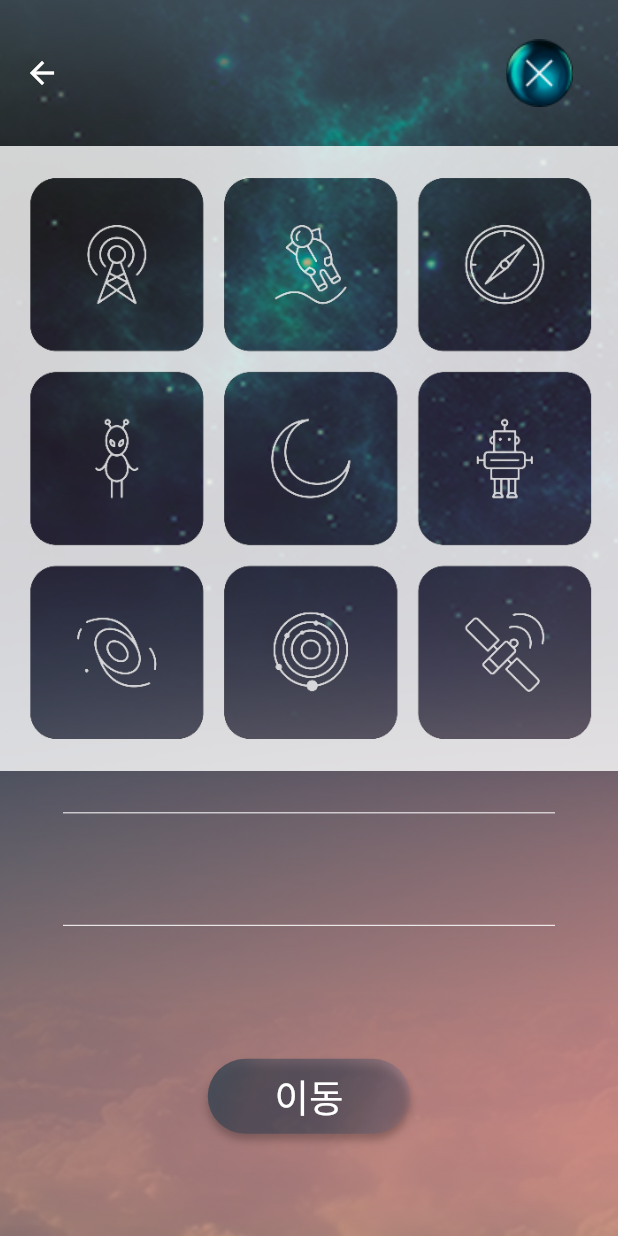
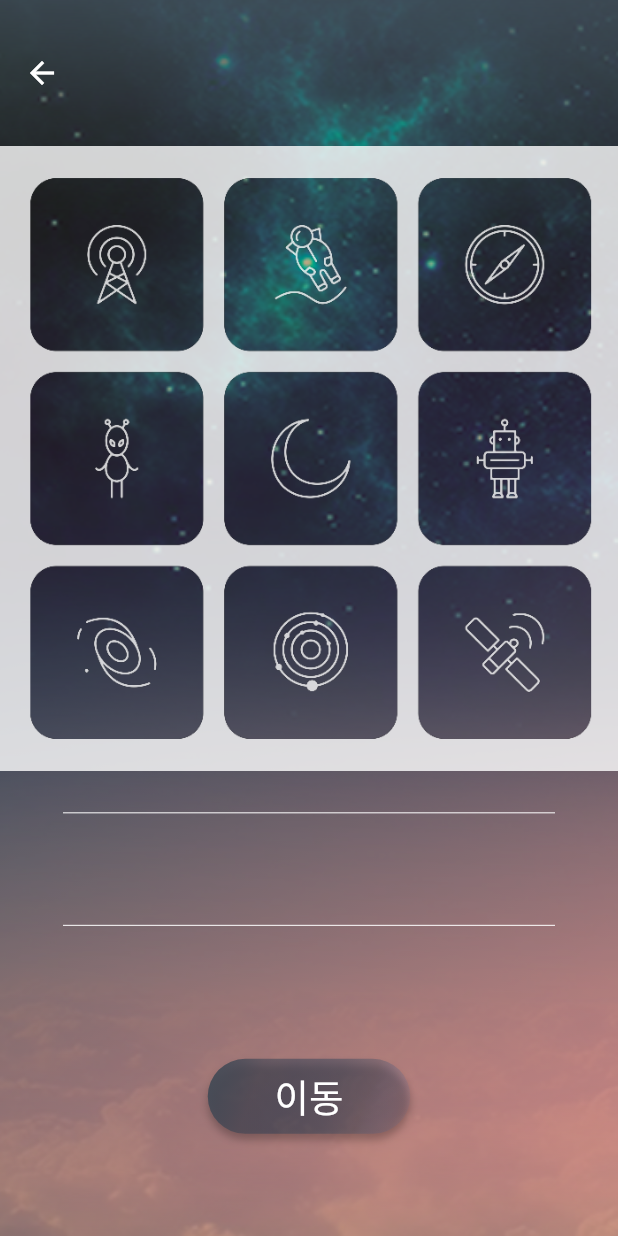
Before and after one commit to doseee/fakediary, a Flutter app: the MenuScreen screen opened directly, on a phone screen of 412 x 824 dp. Run offline on Flutter 3.47's test engine with Material 2 defaults, Android fonts, the phone set to English and light mode, and no system bars; our stand-ins replace carousel_slider, dots_indicator, gradient_borders, image_picker, lottie, shared_preferences; accounts and stored records are empty; project files that could hold a hidden picture were left out.

Commit message:
🛠 FIX : Fix menu button layout

```diff
--- a/frontend/lib/screens/menu_screen.dart
+++ b/frontend/lib/screens/menu_screen.dart
@@ -55,26 +55,26 @@ class _MenuScreenState extends State<MenuScreen> {
           backgroundColor: Colors.transparent,
           elevation: 0,
           toolbarHeight: MediaQuery.of(context).size.height * 0.1183,
-          actions: [
-            Column(
-              mainAxisAlignment: MainAxisAlignment.center,
-              children: [
-                Padding(
-                  padding: EdgeInsets.symmetric(
-                    horizontal: 30,
-                  ),
-                  child: Row(
-                    mainAxisAlignment: MainAxisAlignment.end,
-                    children: [
-                      Image(
-                        image: AssetImage('assets/img/icon_close.png'),
-                      ),
-                    ],
-                  ),
-                ),
-              ],
-            ),
-          ],
+          // actions: [
+          //   Column(
+          //     mainAxisAlignment: MainAxisAlignment.center,
+          //     children: [
+          //       Padding(
+          //         padding: EdgeInsets.symmetric(
+          //           horizontal: 30,
+          //         ),
+          //         child: Row(
+          //           mainAxisAlignment: MainAxisAlignment.end,
+          //           children: [
+          //             Image(
+          //               image: AssetImage('assets/img/icon_close.png'),
+          //             ),
+          //           ],
+          //         ),
+          //       ),
+          //     ],
+          //   ),
+          // ],
         ),
         body: Column(
           children: [
@@ -85,6 +85,7 @@ class _MenuScreenState extends State<MenuScreen> {
                 decoration: const BoxDecoration(
                   color: Colors.transparent,
                 ),
+                child: Center(
                   child: Transform.scale(
                     scale: 1.15,
                     child: Container(
@@ -102,9 +103,6 @@ class _MenuScreenState extends State<MenuScreen> {
                             Row(
                               mainAxisAlignment: MainAxisAlignment.center,
                               children: [
-                              const SizedBox(
-                                width: 8,
-                              ),
                                 MenuButton(
                                   title: '카드목록',
                                   desc1: '생성한 카드를 확인하고',
@@ -112,9 +110,6 @@ class _MenuScreenState extends State<MenuScreen> {
                                   onSelect: onSelect,
                                   selected: selectedTitle == '카드목록',
                                   screen: const CardList(),
-                              ),
-                              const SizedBox(
-                                width: 9,
                                 ),
                                 MenuButton(
                                   title: '카드생성',
@@ -124,9 +119,6 @@ class _MenuScreenState extends State<MenuScreen> {
                                   selected: selectedTitle == '카드생성',
                                   screen: const CardCreate(),
                                 ),
-                              const SizedBox(
-                                width: 9,
-                              ),
                                 MenuButton(
                                   title: '일기생성',
                                   desc1: '카드와 분위기를 선택하고',
@@ -135,20 +127,11 @@ class _MenuScreenState extends State<MenuScreen> {
                                   selected: selectedTitle == '일기생성',
                                   screen: const LoginEntrance(),
                                 ),
-                              const SizedBox(
-                                width: 6,
-                              ),
                               ],
-                          ),
-                          const SizedBox(
-                            height: 9,
                             ),
                             Row(
                               mainAxisAlignment: MainAxisAlignment.center,
                               children: [
-                              const SizedBox(
-                                width: 8,
-                              ),
                                 MenuButton(
                                   title: '친구목록',
                                   desc1: '목록에서 친구를 선택하고',
@@ -156,9 +139,6 @@ class _MenuScreenState extends State<MenuScreen> {
                                   onSelect: onSelect,
                                   selected: selectedTitle == '친구목록',
                                   screen: const HomeScreen(),
-                              ),
-                              const SizedBox(
-                                width: 9,
                                 ),
                                 MenuButton(
                                   title: '메인',
@@ -168,9 +148,6 @@ class _MenuScreenState extends State<MenuScreen> {
                                   selected: selectedTitle == '메인',
                                   screen: const HomeScreen(),
                                 ),
-                              const SizedBox(
-                                width: 9,
-                              ),
                                 MenuButton(
                                   title: '일기목록',
                                   desc1: '일기 목록에서 지금까지',
@@ -179,20 +156,11 @@ class _MenuScreenState extends State<MenuScreen> {
                                   selected: selectedTitle == '일기목록',
                                   screen: const HomeScreen(),
                                 ),
-                              const SizedBox(
-                                width: 6,
-                              ),
                               ],
-                          ),
-                          const SizedBox(
-                            height: 8,
                             ),
                             Row(
                               mainAxisAlignment: MainAxisAlignment.center,
                               children: [
-                              const SizedBox(
-                                width: 8,
-                              ),
                                 MenuButton(
                                   title: '알림',
                                   desc1: '도착한 알림 목록을 확인하고',
@@ -200,9 +168,6 @@ class _MenuScreenState extends State<MenuScreen> {
                                   onSelect: onSelect,
                                   selected: selectedTitle == '알림',
                                   screen: const HomeScreen(),
-                              ),
-                              const SizedBox(
-                                width: 9,
                                 ),
                                 MenuButton(
                                   title: '정보수정',
@@ -212,9 +177,6 @@ class _MenuScreenState extends State<MenuScreen> {
                                   selected: selectedTitle == '정보수정',
                                   screen: const HomeScreen(),
                                 ),
-                              const SizedBox(
-                                width: 9,
-                              ),
                                 MenuButton(
                                   title: '튜토리얼',
                                   desc1: '앱의 이용방법을',
@@ -223,12 +185,10 @@ class _MenuScreenState extends State<MenuScreen> {
                                   selected: selectedTitle == '튜토리얼',
                                   screen: const TutorialScreen(),
                                 ),
-                              const SizedBox(
-                                width: 6,
+                              ],
                             ),
                           ],
                         ),
-                        ],
                       ),
                     ),
                   ),
```
Lines whose indentation alone changed are shown as unchanged.
